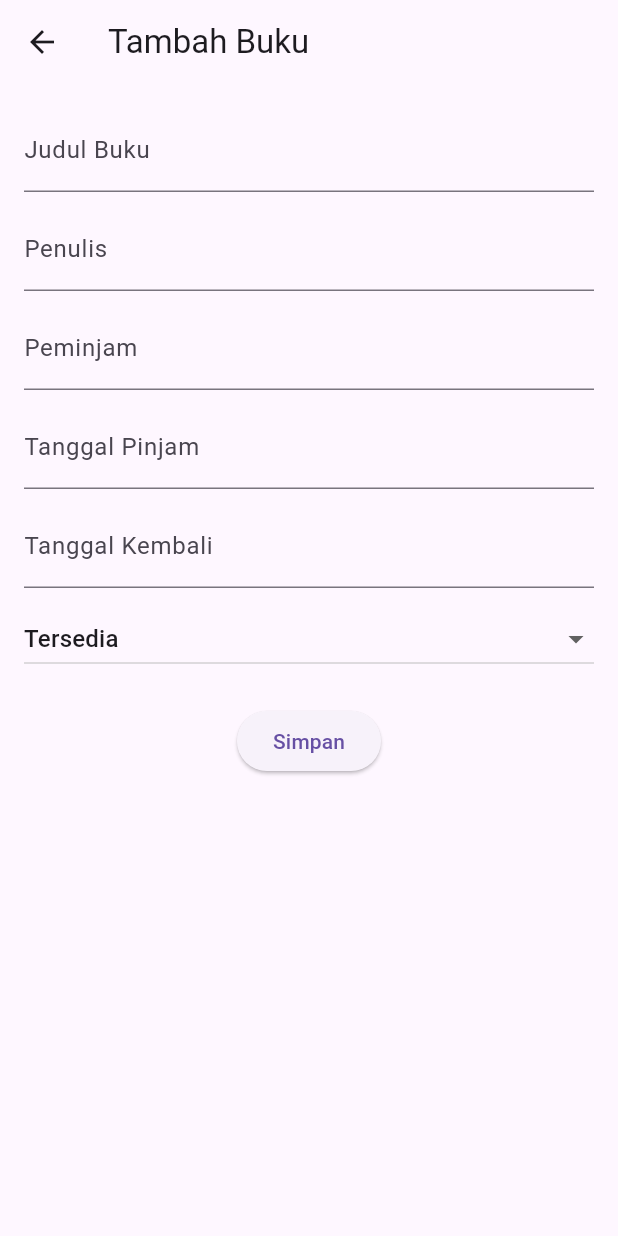
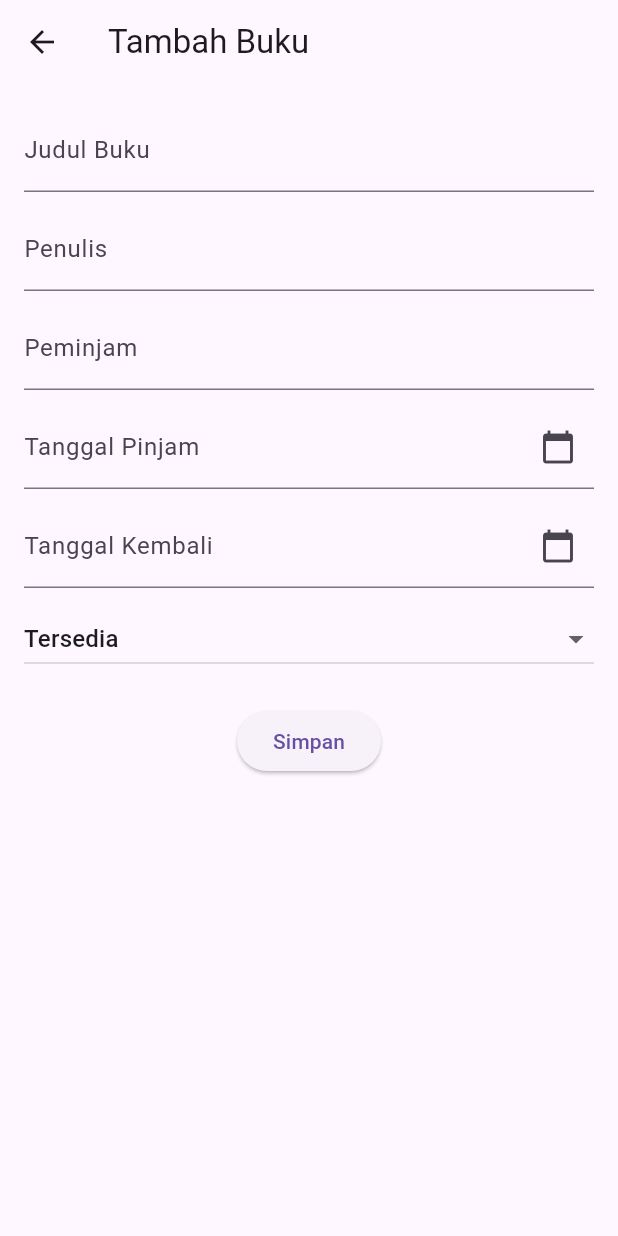
Before and after one commit to MuhamadYudistira21/libraryku, a Flutter app: the AddBookPage screen opened directly, on a phone screen of 412 x 824 dp. Run offline on Flutter 3.47's test engine with Material 3 defaults, Android fonts, the phone set to English and light mode, and no system bars; our stand-ins replace flutter_bloc, sqflite; accounts and stored records are empty.

Commit message:
merubah kalender

```diff
--- a/lib/pages/add_book_page.dart
+++ b/lib/pages/add_book_page.dart
@@ -1,6 +1,6 @@
 import 'package:flutter/material.dart';
 import 'package:flutter_bloc/flutter_bloc.dart';
-
+import 'package:intl/intl.dart';
 import '../cubit/book_cubit.dart';
 import '../models/book_model.dart';
 
@@ -30,7 +30,19 @@ class _AddBookPageState
   TextEditingController();
 
   String status = 'Tersedia';
+  Future<void> _selectDate(TextEditingController controller) async {
+    DateTime? pickedDate = await showDatePicker(
+      context: context,
+      initialDate: DateTime.now(),
+      firstDate: DateTime(2020),
+      lastDate: DateTime(2100),
+    );
 
+    if (pickedDate != null) {
+      controller.text =
+          DateFormat('dd/MM/yyyy').format(pickedDate);
+    }
+  }
   @override
   Widget build(BuildContext context) {
     return Scaffold(
@@ -82,24 +94,24 @@ class _AddBookPageState
               const SizedBox(height: 10),
 
               TextField(
-                controller:
-                borrowDateController,
-                decoration:
-                const InputDecoration(
-                  labelText:
-                  'Tanggal Pinjam',
+                controller: borrowDateController,
+                readOnly: true,
+                onTap: () => _selectDate(borrowDateController),
+                decoration: const InputDecoration(
+                  labelText: 'Tanggal Pinjam',
+                  suffixIcon: Icon(Icons.calendar_today),
                 ),
               ),
 
               const SizedBox(height: 10),
 
               TextField(
-                controller:
-                returnDateController,
-                decoration:
-                const InputDecoration(
-                  labelText:
-                  'Tanggal Kembali',
+                controller: returnDateController,
+                readOnly: true,
+                onTap: () => _selectDate(returnDateController),
+                decoration: const InputDecoration(
+                  labelText: 'Tanggal Kembali',
+                  suffixIcon: Icon(Icons.calendar_today),
                 ),
               ),
 
--- a/pubspec.yaml
+++ b/pubspec.yaml
@@ -30,6 +30,7 @@ environment:
 dependencies:
   flutter:
     sdk: flutter
+  intl: ^0.20.2
 
   cupertino_icons: ^1.0.8
   flutter_bloc: ^9.0.0
```
Also changed, not shown: pubspec.lock.
